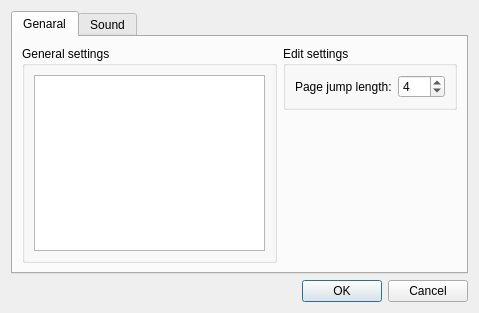
First picture: the form in BambooTracker/gui/configuration_dialog.ui, repository BambooTracker/BambooTracker, before the edit.
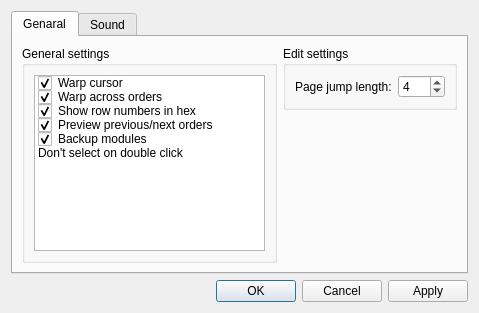
Second picture: the form after the edit. The open tabs and pages were chosen to show the change.

Commit message: Add general settings

```diff
--- a/BambooTracker/gui/configuration_dialog.ui
+++ b/BambooTracker/gui/configuration_dialog.ui
@@ -73,7 +73,56 @@
          </property>
          <layout class="QGridLayout" name="gridLayout_5">
           <item row="0" column="0">
-           <widget class="QListWidget" name="listWidget"/>
+           <widget class="QListWidget" name="generalSettingsListWidget">
+            <item>
+             <property name="text">
+              <string>Warp cursor</string>
+             </property>
+             <property name="checkState">
+              <enum>Checked</enum>
+             </property>
+            </item>
+            <item>
+             <property name="text">
+              <string>Warp across orders</string>
+             </property>
+             <property name="checkState">
+              <enum>Checked</enum>
+             </property>
+            </item>
+            <item>
+             <property name="text">
+              <string>Show row numbers in hex</string>
+             </property>
+             <property name="checkState">
+              <enum>Checked</enum>
+             </property>
+            </item>
+            <item>
+             <property name="text">
+              <string>Preview previous/next orders</string>
+             </property>
+             <property name="checkState">
+              <enum>Checked</enum>
+             </property>
+            </item>
+            <item>
+             <property name="text">
+              <string>Backup modules</string>
+             </property>
+             <property name="checkState">
+              <enum>Checked</enum>
+             </property>
+            </item>
+            <item>
+             <property name="text">
+              <string>Don't select on double click</string>
+             </property>
+             <property name="checkState">
+              <enum>Unchecked</enum>
+             </property>
+            </item>
+           </widget>
           </item>
          </layout>
         </widget>
@@ -136,7 +185,7 @@
       <enum>Qt::Horizontal</enum>
      </property>
      <property name="standardButtons">
-      <set>QDialogButtonBox::Cancel|QDialogButtonBox::Ok</set>
+      <set>QDialogButtonBox::Apply|QDialogButtonBox::Cancel|QDialogButtonBox::Ok</set>
      </property>
     </widget>
    </item>
```
Left out of the diff: 45 changed lines with no effect on the pictures. The commit also changes 13 other files.
